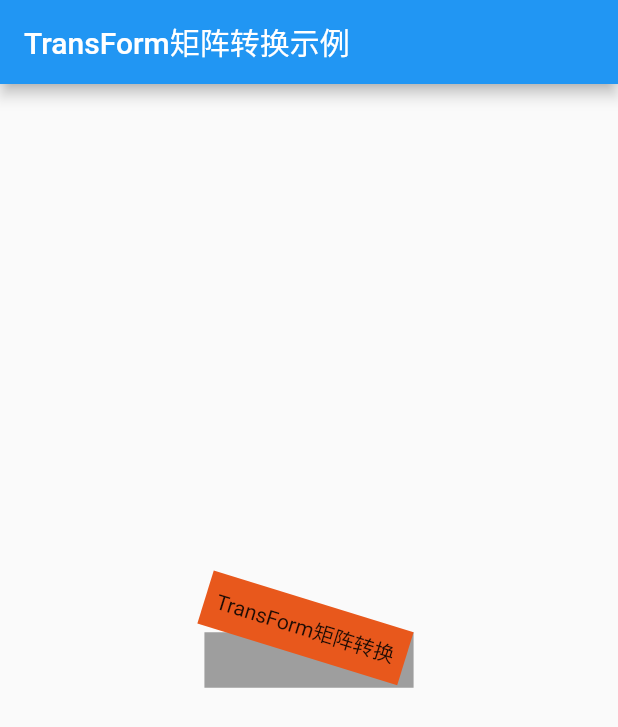
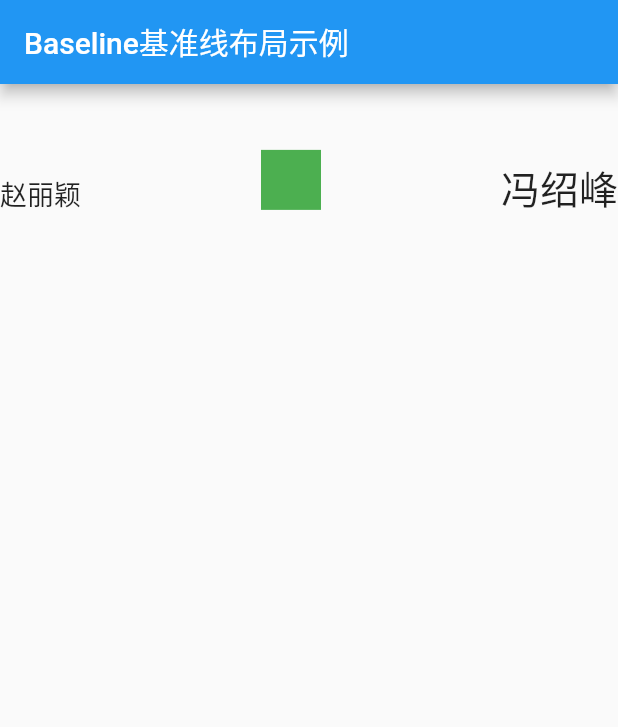
Before and after one commit to happydreamer/flutter, a Flutter app: the screen it shows after launch, on a phone screen of 412 x 824 dp. Shown: the top 727 px of the screen. Run offline on Flutter 3.47's test engine with Material 2 defaults, Android fonts, the phone set to English and light mode, and no system bars.

Commit message:
Baseline基准线布局示例

```diff
--- a/lib/main.dart
+++ b/lib/main.dart
@@ -5,21 +5,46 @@ class LayoutDemo extends StatelessWidget {
   Widget build(BuildContext context) {
     return new Scaffold(
       appBar: new AppBar(
-        title: new Text('TransForm矩阵转换示例'),
+        title: new Text('Baseline基准线布局示例'),
       ),
-      body: new Center(
-        child: Container(
-          color: Colors.grey,
-          child: Transform(
-            alignment: Alignment.topRight,
-            transform: Matrix4.rotationZ(0.3),
-            child: Container(
-              padding: const EdgeInsets.all(8.0),
-              color: const Color(0xFFE8581C),
-              child: const Text('TransForm矩阵转换'),
+      body: new Row(
+        //水平等间距排列组件
+        mainAxisAlignment: MainAxisAlignment.spaceBetween,
+        children: <Widget>[
+          //设置基准线
+          new Baseline(
+            baseline: 80.0,
+            //对齐字符底部水平线
+            baselineType: TextBaseline.alphabetic,
+            child: new Text(
+              '赵丽颖',
+              style: new TextStyle(
+                fontSize: 18.0,
+                textBaseLine: TextBaseLine.alphabetic,
+              ),
             ),
           ),
-        ),
+          new Baseline(
+            baseline: 80.0,
+            baselineType: TextBaseline.alphabetic,
+            child: new Container(
+              width: 40.0,
+              height: 40.0,
+              color: Colors.green,
+            ),
+          ),
+          new Baseline(
+            baseline: 80.0,
+            baselineType: TextBaseline.alphabetic,
+            child: new Text(
+              '冯绍峰',
+              style: new TextStyle(
+                fontSize: 26.0,
+                textBaseLine: TextBaseLine.alphabetic,
+              ),
+            ),
+          )
+        ],
       ),
     );
   }
@@ -28,7 +53,7 @@ class LayoutDemo extends StatelessWidget {
 void main() {
   runApp(
     new MaterialApp(
-      title: 'TransForm矩阵转换',
+      title: 'BaseLine基准线布局示例',
       home: new LayoutDemo(),
     ),
   );
```
